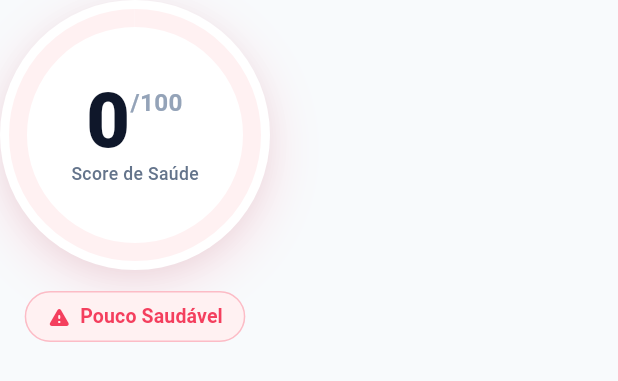
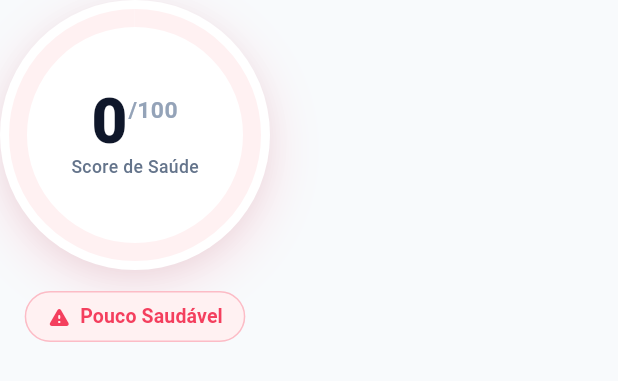
Before and after one commit to BrunoGasp-PogTi/notafood, a Flutter app: the NotaGauge widget shown alone on an empty page, opened directly with empty values, on a phone screen of 412 x 824 dp. Shown: the top 381 px of the screen. Run offline on Flutter 3.47's test engine with Material 3 defaults, Android fonts, the phone set to English and light mode, and no system bars; our stand-ins replace flutter_riverpod, image_picker, shared_preferences; missing offline and left inert: google_mlkit_text_recognition, mobile_scanner; accounts and stored records are empty; network calls fail.

Commit message:
fix: ajuste de layout no NotaGauge e testes automatizados 100% verdes

```diff
--- a/app/lib/widgets/nota_gauge.dart
+++ b/app/lib/widgets/nota_gauge.dart
@@ -92,10 +92,10 @@ class NotaGauge extends StatelessWidget {
                       Text(
                         '$nota',
                         style: TextStyle(
-                          fontSize: tamanho * 0.28,
+                          fontSize: tamanho * 0.23,
                           fontWeight: FontWeight.w900,
                           color: AppColors.textPrimary,
-                          letterSpacing: -1.5,
+                          letterSpacing: -1.0,
                           height: 1,
                         ),
                       ),
@@ -104,7 +104,7 @@ class NotaGauge extends StatelessWidget {
                         child: Text(
                           '/100',
                           style: TextStyle(
-                            fontSize: tamanho * 0.09,
+                            fontSize: tamanho * 0.085,
                             fontWeight: FontWeight.w600,
                             color: AppColors.textMuted,
                           ),
```
Also changed, not shown: 2 other files.
